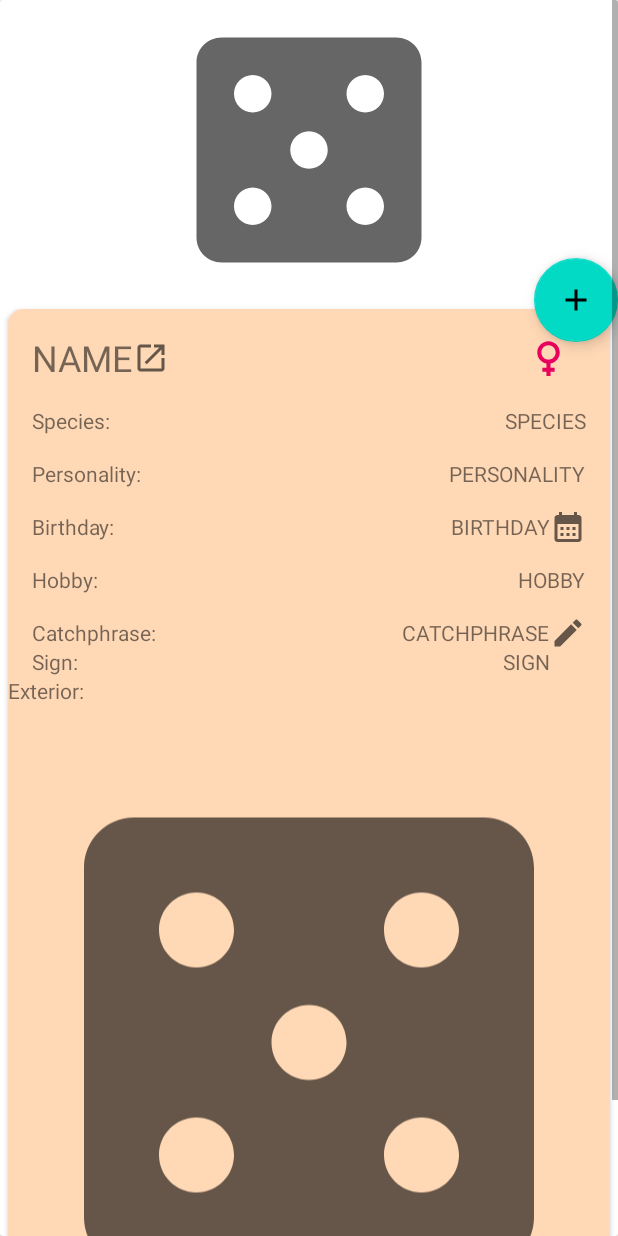
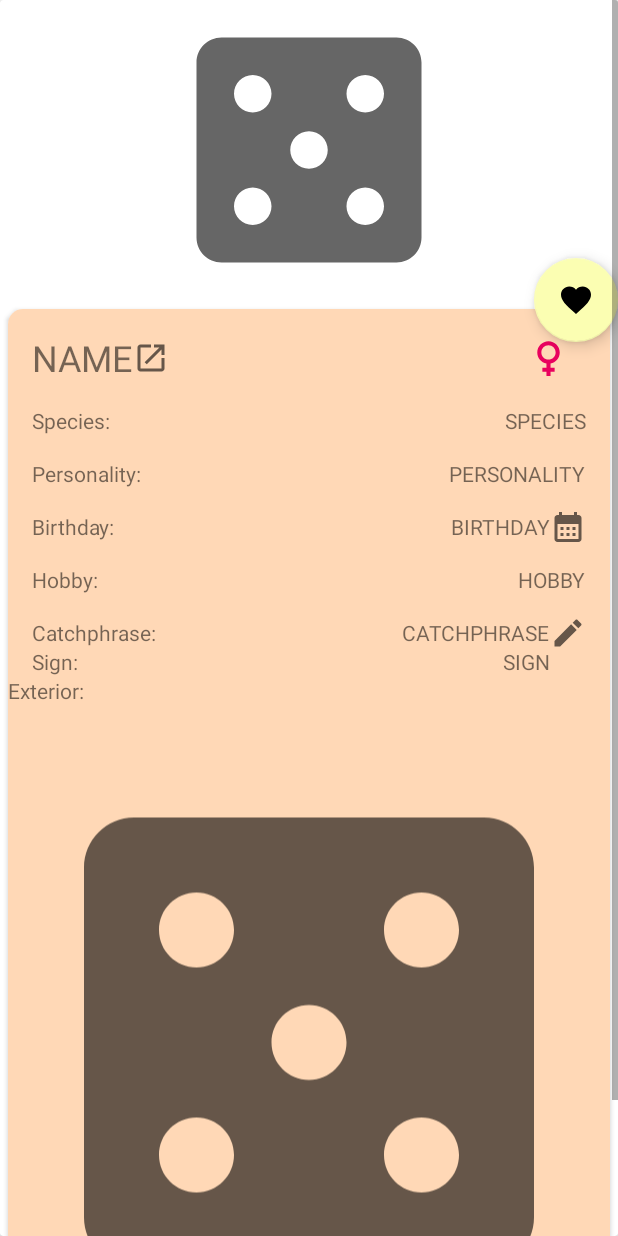
Before and after one commit to brookebaird15/MADimalCrossings, an Android app: the layout fragment_villager_detail.xml on its own in the app's theme, with its tools: preview values and no code run, on a phone screen of 412 x 824 dp. Run offline under Robolectric (Android 15) with nearby library versions, the phone set to English and light mode, and no system bars; network calls fail.

Commit message:
#1 Change theme to suit app - Change fab button from add to favourite

```diff
--- a/app/src/main/java/com/ashleymccallum/madimalcrossing/MainActivity.java
+++ b/app/src/main/java/com/ashleymccallum/madimalcrossing/MainActivity.java
@@ -8,6 +8,8 @@ import android.os.Parcelable;
 import android.util.Log;
 import android.view.Menu;
 import android.view.MenuItem;
+import android.view.Window;
+import android.view.WindowManager;
 
 import com.android.volley.AuthFailureError;
 import com.android.volley.Request;
@@ -48,6 +50,7 @@ public class MainActivity extends AppCompatActivity {
     @Override
     protected void onCreate(Bundle savedInstanceState) {
         super.onCreate(savedInstanceState);
+
         binding = ActivityMainBinding.inflate(getLayoutInflater());
 
         setContentView(binding.getRoot());
--- /dev/null
+++ b/app/src/main/res/drawable/ic_baseline_favorite_24.xml
@@ -0,0 +1,10 @@
+<vector xmlns:android="http://schemas.android.com/apk/res/android"
+    android:width="24dp"
+    android:height="24dp"
+    android:viewportWidth="24"
+    android:viewportHeight="24"
+    android:tint="?attr/colorControlNormal">
+  <path
+      android:fillColor="@android:color/white"
+      android:pathData="M12,21.35l-1.45,-1.32C5.4,15.36 2,12.28 2,8.5 2,5.42 4.42,3 7.5,3c1.74,0 3.41,0.81 4.5,2.09C13.09,3.81 14.76,3 16.5,3 19.58,3 22,5.42 22,8.5c0,3.78 -3.4,6.86 -8.55,11.54L12,21.35z"/>
+</vector>
--- a/app/src/main/res/layout/fragment_villager_detail.xml
+++ b/app/src/main/res/layout/fragment_villager_detail.xml
@@ -28,11 +28,12 @@
                 android:layout_width="wrap_content"
                 android:layout_height="wrap_content"
                 android:clickable="true"
+                android:contentDescription="@string/villager_fab"
+                android:src="@drawable/ic_baseline_favorite_24"
                 app:layout_constraintBottom_toBottomOf="@+id/villagerDetailImg"
                 app:layout_constraintEnd_toEndOf="parent"
                 app:layout_constraintTop_toBottomOf="@+id/villagerDetailImg"
-                app:srcCompat="@drawable/ic_baseline_add_24"
-                android:contentDescription="@string/villager_fab" />
+                app:srcCompat="@drawable/ic_baseline_add_24" />
 
             <androidx.cardview.widget.CardView
                 android:id="@+id/cardView"
--- a/app/src/main/res/values/colors.xml
+++ b/app/src/main/res/values/colors.xml
@@ -1,10 +1,10 @@
 <?xml version="1.0" encoding="utf-8"?>
 <resources>
-    <color name="purple_200">#FFBB86FC</color>
-    <color name="purple_500">#FF6200EE</color>
-    <color name="purple_700">#FF3700B3</color>
-    <color name="teal_200">#FF03DAC5</color>
-    <color name="teal_700">#FF018786</color>
+    <color name="purple_200">#74e0aa</color>
+    <color name="purple_500">#dbbf9e</color>
+    <color name="purple_700">#fbfeb2</color>
+    <color name="teal_200">#bee893</color>
+    <color name="teal_700">#c4d9a9</color>
     <color name="black">#FF000000</color>
     <color name="white">#FFFFFFFF</color>
 </resources>
--- a/app/src/main/res/values/themes.xml
+++ b/app/src/main/res/values/themes.xml
@@ -2,11 +2,11 @@
     <!-- Base application theme. -->
     <style name="Theme.MADimalCrossing" parent="Theme.MaterialComponents.DayNight.DarkActionBar">
         <!-- Primary brand color. -->
-        <item name="colorPrimary">@color/purple_500</item>
-        <item name="colorPrimaryVariant">@color/purple_700</item>
+        <item name="colorPrimary">@color/purple_200</item>
+        <item name="colorPrimaryVariant">@color/teal_700</item>
         <item name="colorOnPrimary">@color/white</item>
         <!-- Secondary brand color. -->
-        <item name="colorSecondary">@color/teal_200</item>
+        <item name="colorSecondary">@color/purple_700</item>
         <item name="colorSecondaryVariant">@color/teal_700</item>
         <item name="colorOnSecondary">@color/black</item>
         <!-- Status bar color. -->
```
Also changed, not shown: 1 other file.
